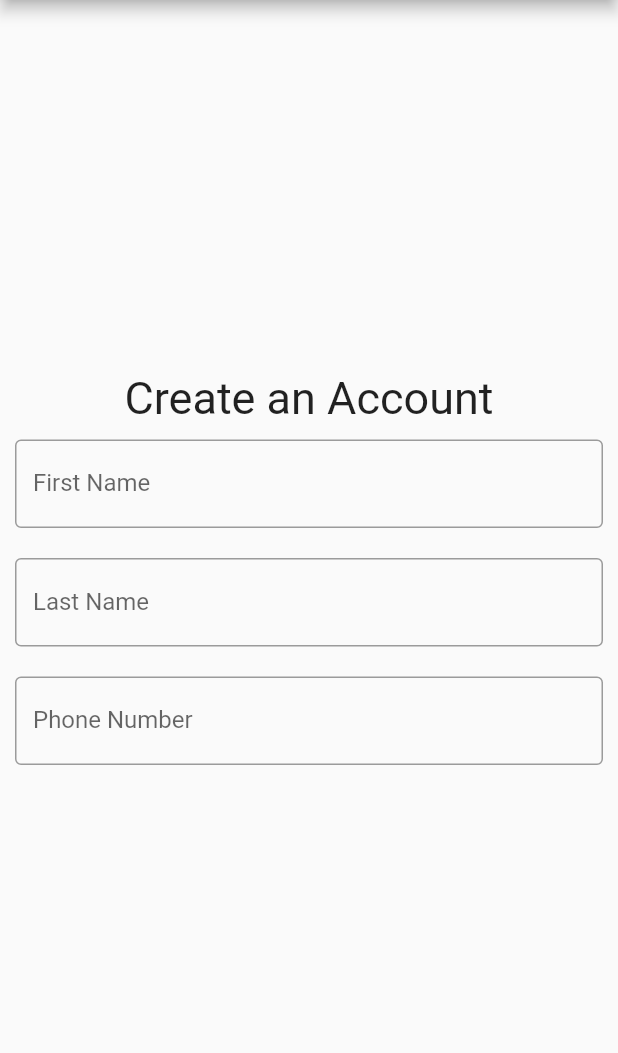
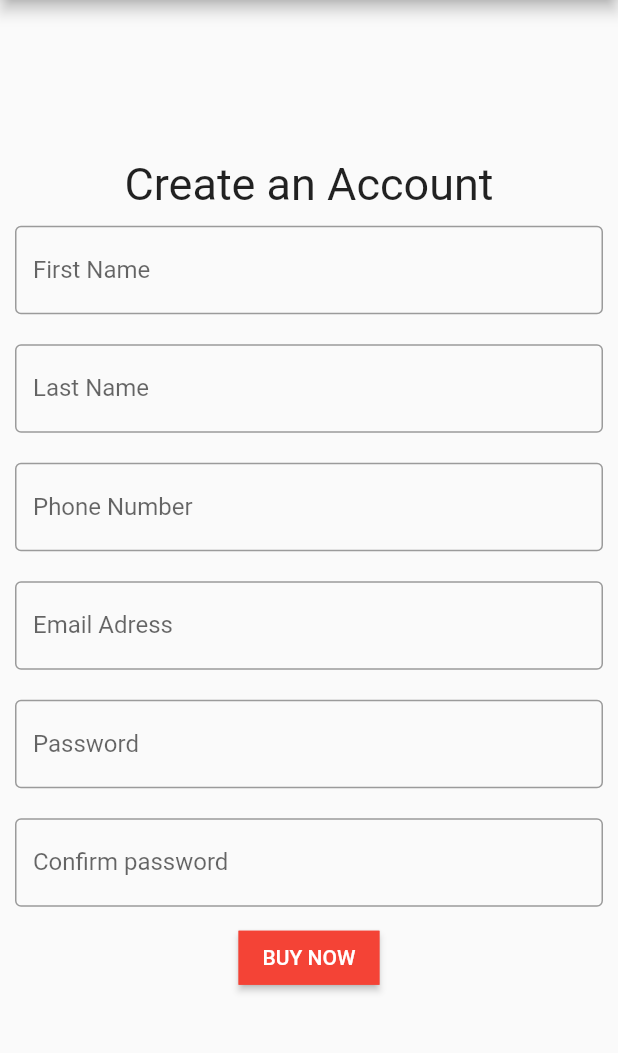
Before and after one commit to Jean-Lionel/mama_naffu, a Flutter app: the screen it shows after launch, on a phone screen of 412 x 824 dp, the part 84-1137 px from its top. Run offline on Flutter 3.47's test engine with Material 2 defaults, Android fonts, the phone set to English and light mode, and no system bars.

Commit message:
create state button

```diff
--- /dev/null
+++ b/lib/component/buttonComponent.dart
@@ -0,0 +1,10 @@
+import 'package:flutter/material.dart';
+
+class ButtonComponent extends StatelessWidget {
+  const ButtonComponent({super.key});
+
+  @override
+  Widget build(BuildContext context) {
+    return const Placeholder();
+  }
+}
--- a/lib/component/register_user.dart
+++ b/lib/component/register_user.dart
@@ -24,6 +24,22 @@ class _CreateAccountState extends State<CreateAccount> {
           FieldInput("First Name", "ex: Jean Lionel"),
           FieldInput("Last Name", "eg : Nininahazwe"),
           FieldInput("Phone Number", "eg : +257 79 614 036"),
+          FieldInput("Email Adress", "eg : nijeanlionel@gmail.com"),
+          FieldInput("Password", "eg : *******"),
+          FieldInput("Confirm password", "eg : *******"),
+          ElevatedButton(
+              child:
+                  Text("Buy now".toUpperCase(), style: TextStyle(fontSize: 14)),
+              style: ButtonStyle(
+                  foregroundColor:
+                      MaterialStateProperty.all<Color>(Colors.white),
+                  backgroundColor: MaterialStateProperty.all<Color>(Colors.red),
+                  shape: MaterialStateProperty.all<RoundedRectangleBorder>(
+                      RoundedRectangleBorder(
+                          borderRadius: BorderRadius.zero,
+                          side: BorderSide(color: Colors.red)))),
+              onPressed: () => null)
+
 
         ],
       ),
```
